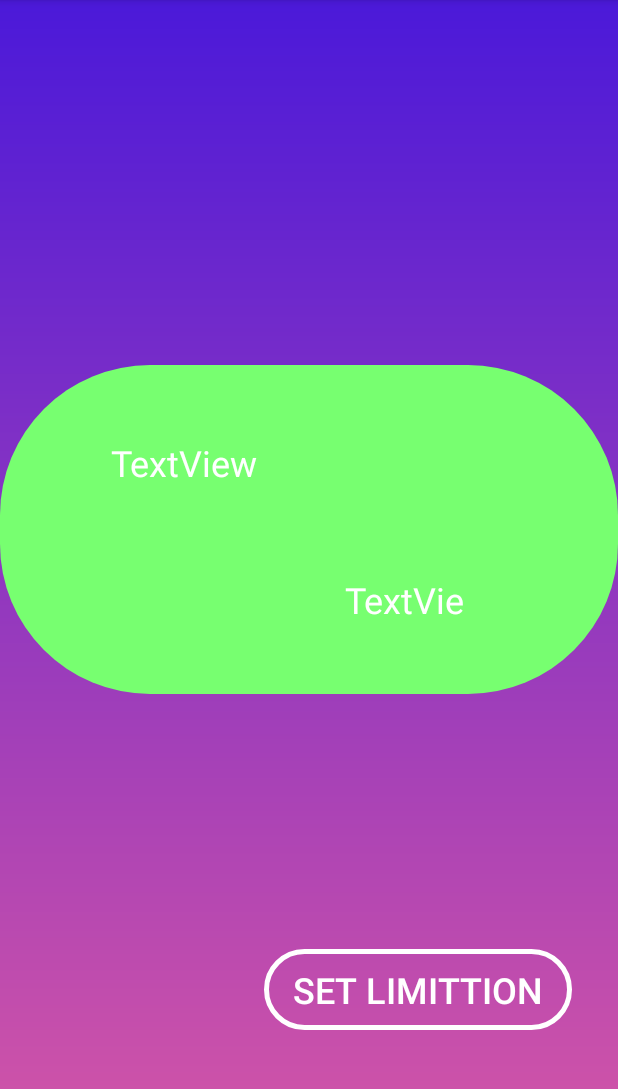
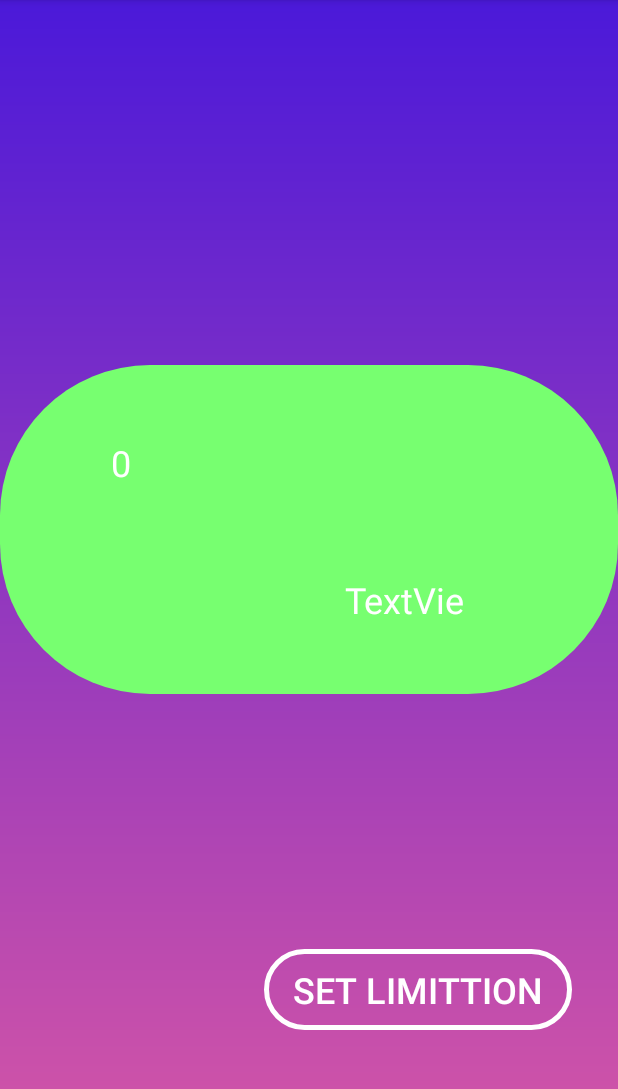
Before and after one commit to yiyang1016/fyp, an Android app: the tabletStoreCurrentCust screen opened directly, with no data from a screen before it, on a phone screen of 412 x 824 dp, the part 84-1173 px from its top. Run offline under Robolectric (Android 15) with nearby library versions, the phone set to English and light mode, and no system bars; our stand-ins replace Firebase (no records; nobody signed in at launch, a user with empty details on screens opened directly).

Commit message:
HELP PLS QAQAQ

```diff
--- a/app/src/main/AndroidManifest.xml
+++ b/app/src/main/AndroidManifest.xml
@@ -33,6 +33,7 @@
         <activity android:name=".questionMobile"></activity>
         <activity android:name=".tabletStoreCurrentCust" />
         <activity android:name=".tabletStoreLoginVarification" />
+
 
         <meta-data
             android:name="com.google.android.geo.API_KEY"
--- a/app/src/main/java/com/example/covid_19shoppingcentre/tabletStoreCurrentCust.kt
+++ b/app/src/main/java/com/example/covid_19shoppingcentre/tabletStoreCurrentCust.kt
@@ -8,16 +8,73 @@ import kotlinx.android.synthetic.main.question_mobile.*
 import android.widget.Button
 import android.widget.Toast
 import com.google.firebase.database.*
+import kotlinx.android.synthetic.main.list_layout.view.*
+import kotlinx.android.synthetic.main.tablet_set_limitation.*
 import kotlinx.android.synthetic.main.tablet_store_current_cust.*
+import org.threeten.bp.format.DateTimeFormatter.ofPattern
+import java.time.LocalDateTime
+import java.time.format.DateTimeFormatter
+import kotlinx.android.synthetic.main.tablet_set_limitation.tvCurrentCust as tvCurrentCust1
 
 class tabletStoreCurrentCust : AppCompatActivity() {
+
+    private var Database = FirebaseDatabase.getInstance().getReference()
+    lateinit var nDatabase: DatabaseReference
+    lateinit var FirebaseRecyclerAdapter: FirebaseRecyclerAdapter<Store, Store_List.StoreViewHolder>
+
+    lateinit var storeID: String
+
     override fun onCreate(savedInstanceState: Bundle?) {
         super.onCreate(savedInstanceState)
         setContentView(R.layout.tablet_store_current_cust)
 
+        storeID = "ST00001"
 
+        var customerCountInt = 0
+        val currentDateTime = LocalDateTime.now()
+        val hourFormat: DateTimeFormatter = DateTimeFormatter.ofPattern("H")
+        val hourText = currentDateTime.format(hourFormat)
+        val dateFormat: DateTimeFormatter = DateTimeFormatter.ofPattern("yyyyMMdd")
+        val dateText = currentDateTime.format(dateFormat)
+        val query = Database.child("CheckInStore").child(dateText.toString()).child(storeID).child(hourText.toString())
+        query.addListenerForSingleValueEvent(object : ValueEventListener {
+            override fun onDataChange(snap: DataSnapshot) {
+                for (snap in snap.children) {
+                    if (snap.child("status").value.toString() == "active") {
+                        customerCountInt++
+                    }
+                }
+                tvCurrentCust.setText(customerCountInt.toString())
+            }
+
+            override fun onCancelled(error: DatabaseError) {
+                Toast.makeText(applicationContext, "ERROR", Toast.LENGTH_SHORT).show()
+            }
+        })
+
+        nDatabase = FirebaseDatabase.getInstance().getReference("Store")
+
+        val ref = nDatabase.child(storeID)
+        ref.addListenerForSingleValueEvent(object : ValueEventListener {
+            override fun onDataChange(p0: DataSnapshot) {
+                if (p0.exists()) {
+                    if(!p0.child("Store_Limitation").value.toString().isNullOrEmpty()){
+                        tvLimitationCust.setText(p0.child("Store_Limitation").value.toString())
+                    }else{
+                        tvLimitationCust.setText("0")
+                    }
+                } else {
+                    Toast.makeText(applicationContext, "Error: Can Not Access Data", Toast.LENGTH_SHORT)
+                        .show()
+                }
+            }
+            override fun onCancelled(error: DatabaseError) {
+                Toast.makeText(applicationContext, "00", Toast.LENGTH_SHORT).show()
+            }
+        })
 
         btnSetLimit.setOnClickListener{
+
 
             val intent = Intent(
                 this@tabletStoreCurrentCust,
--- a/app/src/main/res/menu/drawer_view.xml
+++ b/app/src/main/res/menu/drawer_view.xml
@@ -10,4 +10,7 @@
         <item
             android:id="@+id/nav_storeList"
             android:title="Reservation List1"/>
+        <item
+            android:id="@+id/nav_storeLogin"
+            android:title="Store Login"/>
 </menu>
```
Also changed, not shown: app/src/main/java/com/example/covid_19shoppingcentre/MainActivity.kt (+7 -0 lines).
